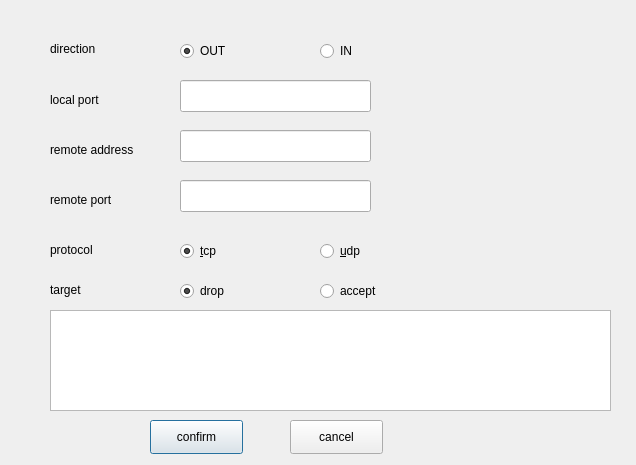
Before: the Qt Designer form gui-cn/addrule.ui in Sunplace/biyesheji-myPF, drawn with Qt 5.
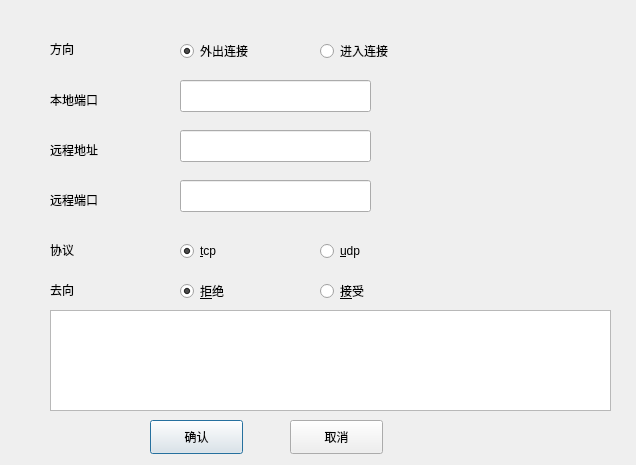
After: the same form once the commit is applied.

The edit to the form file:
```diff
--- a/gui-cn/addrule.ui
+++ b/gui-cn/addrule.ui
@@ -23,7 +23,7 @@
     </rect>
    </property>
    <property name="text">
-    <string>direction</string>
+    <string>方向</string>
    </property>
   </widget>
   <widget class="QLabel" name="label_lport">
@@ -36,7 +36,7 @@
     </rect>
    </property>
    <property name="text">
-    <string>local port</string>
+    <string>本地端口</string>
    </property>
   </widget>
   <widget class="QLabel" name="label_raddr">
@@ -49,7 +49,7 @@
     </rect>
    </property>
    <property name="text">
-    <string>remote address</string>
+    <string>远程地址</string>
    </property>
   </widget>
   <widget class="QLabel" name="label_raddr_2">
@@ -62,7 +62,7 @@
     </rect>
    </property>
    <property name="text">
-    <string>remote port</string>
+    <string>远程端口</string>
    </property>
   </widget>
   <widget class="QLabel" name="label_raddr_3">
@@ -75,7 +75,7 @@
     </rect>
    </property>
    <property name="text">
-    <string>protocol</string>
+    <string>协议</string>
    </property>
   </widget>
   <widget class="QLabel" name="label_raddr_4">
@@ -88,7 +88,7 @@
     </rect>
    </property>
    <property name="text">
-    <string>target</string>
+    <string>去向</string>
    </property>
   </widget>
   <widget class="QLineEdit" name="lport">
@@ -131,7 +131,7 @@
     </rect>
    </property>
    <property name="text">
-    <string>confirm</string>
+    <string>确认</string>
    </property>
   </widget>
   <widget class="QPushButton" name="pushButton_cancel">
@@ -144,7 +144,7 @@
     </rect>
    </property>
    <property name="text">
-    <string>cancel</string>
+    <string>取消</string>
    </property>
   </widget>
   <widget class="QWidget" name="widget_direction" native="true">
@@ -166,7 +166,7 @@
      </rect>
     </property>
     <property name="text">
-     <string>IN</string>
+     <string>进入连接</string>
     </property>
    </widget>
    <widget class="QRadioButton" name="direction_out">
@@ -179,7 +179,7 @@
      </rect>
     </property>
     <property name="text">
-     <string>OUT</string>
+     <string>外出连接</string>
     </property>
     <property name="checked">
      <bool>true</bool>
@@ -247,7 +247,7 @@
      </rect>
     </property>
     <property name="text">
-     <string>drop</string>
+     <string>&amp;拒绝</string>
     </property>
     <property name="checked">
      <bool>true</bool>
@@ -263,7 +263,7 @@
      </rect>
     </property>
     <property name="text">
-     <string>accept</string>
+     <string>&amp;接受</string>
     </property>
    </widget>
   </widget>
```
Left out of the diff: 3 changed lines with no effect on the pictures.
